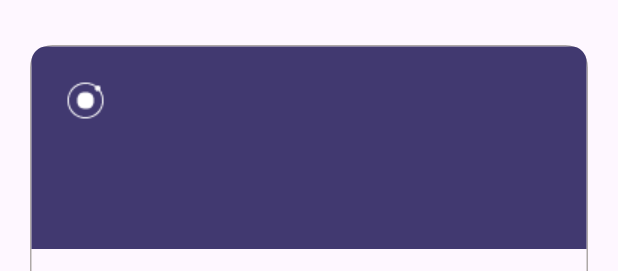
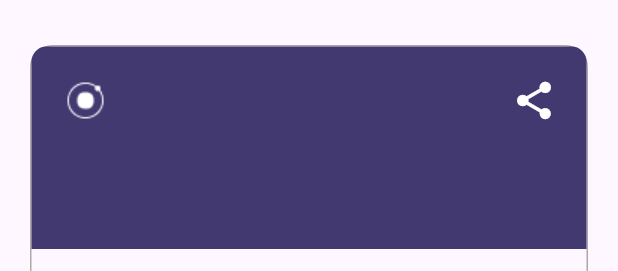
Before and after one commit to Nachi-on-git/flutter_mavericks, a Flutter app: the TimesheetDetails widget shown alone on an empty page, opened directly with empty values, on a phone screen of 412 x 824 dp. Shown: the top 271 px of the screen. Run offline on Flutter 3.47's test engine with Material 3 defaults, Android fonts, the phone set to English and light mode, and no system bars; our stand-ins replace dotted_border, file_picker, flutter_dotenv, flutter_svg, pdf, share and 1 more; missing offline and left inert: excel; accounts and stored records are empty.

Commit message:
Pdf view added

```diff
--- a/flutter_mavericks/lib/main.dart
+++ b/flutter_mavericks/lib/main.dart
@@ -1,7 +1,7 @@
 import 'package:flutter/material.dart';
 import 'package:flutter_dotenv/flutter_dotenv.dart';
 import 'package:flutter_mavericks/screens/onboarding/splash_screen.dart';
-import 'package:flutter_mavericks/screens/profileScreen.dart';
+import 'package:flutter_mavericks/screens/profile_screen.dart';
 import 'config/environment.dart';
 
 void main() async {
--- a/flutter_mavericks/lib/screens/navigation_screen.dart
+++ b/flutter_mavericks/lib/screens/navigation_screen.dart
@@ -1,7 +1,7 @@
 import 'package:flutter/material.dart';
 import 'package:flutter_mavericks/design_system/color_system.dart';
 import 'package:flutter_mavericks/screens/dashboard.dart';
-import 'package:flutter_mavericks/screens/profileScreen.dart';
+import 'package:flutter_mavericks/screens/profile_screen.dart';
 import 'package:flutter_mavericks/screens/settings_screen.dart';
 
 class NavigationScreen extends StatefulWidget {
--- a/flutter_mavericks/lib/screens/timesheets/emp_timesheet.dart
+++ b/flutter_mavericks/lib/screens/timesheets/emp_timesheet.dart
@@ -38,9 +38,9 @@ class _EmpTimesheetState extends State<EmpTimesheet> {
             ),
           ),
           Timesheets(
-            empId: widget.empId,
-            isEmp: widget.isEmp,
-          )
+              empId: widget.empId,
+              isEmp: widget.isEmp,
+              empName: widget.empName!)
         ])));
   }
 }
--- a/flutter_mavericks/lib/screens/timesheets/manager_timesheet.dart
+++ b/flutter_mavericks/lib/screens/timesheets/manager_timesheet.dart
@@ -104,6 +104,7 @@ class _ManagerTimeSheetViewState extends State<ManagerTimeSheetView>
                       child: Timesheets(
                         empId: id.toString(),
                         isEmp: true,
+                        empName: '',
                       )),
                   Column(
                     children: [MenteesTimesheet()],
--- a/flutter_mavericks/lib/screens/timesheets/mentees_timesheets.dart
+++ b/flutter_mavericks/lib/screens/timesheets/mentees_timesheets.dart
@@ -76,7 +76,7 @@ class _MenteesTimesheetState extends State<MenteesTimesheet> {
                                 context,
                                 MaterialPageRoute(
                                     builder: (context) => EmpTimesheet(
-                                          empId: id.toString(),
+                                          empId: emp['employeeId'].toString(),
                                           isEmp: false,
                                           empName: emp['employeeName'],
                                         )),
--- a/flutter_mavericks/lib/screens/timesheets/timesheet_details.dart
+++ b/flutter_mavericks/lib/screens/timesheets/timesheet_details.dart
@@ -1,20 +1,28 @@
+import 'dart:io';
+
 import 'package:flutter/material.dart';
 import 'package:flutter_mavericks/design_system/padding_system.dart';
 import 'package:flutter_mavericks/design_system/sizesystem.dart';
 import 'package:flutter_mavericks/models/timehseet.dart';
+import 'package:path_provider/path_provider.dart';
+import 'package:share/share.dart';
 
 import '../../design_system/color_system.dart';
+import 'pdf_creation.dart';
+import 'dart:io' as io;
 
 class TimesheetDetails extends StatefulWidget {
   final ProjectDetails projectDetails;
-  const TimesheetDetails({super.key, required this.projectDetails});
+  final String empName;
+  final bool isEmp;
+  const TimesheetDetails(
+      {super.key, required this.projectDetails, required this.empName, required this.isEmp});
 
   @override
   State<TimesheetDetails> createState() => _TimesheetDetailsState();
 }
 
 class _TimesheetDetailsState extends State<TimesheetDetails> {
-
   @override
   void initState() {
     super.initState();
@@ -48,10 +56,36 @@ class _TimesheetDetailsState extends State<TimesheetDetails> {
                     child: Column(
                       crossAxisAlignment: CrossAxisAlignment.start,
                       children: [
-                        Image.asset(
-                          'assets/images/bullet.png',
-                          color: ColorSystem.white,
-                        ),
+                        Row(
+                            mainAxisAlignment: MainAxisAlignment.spaceBetween,
+                            children: [
+                              Image.asset(
+                                'assets/images/bullet.png',
+                                color: ColorSystem.white,
+                              ),
+                            Visibility(
+                              visible: !widget.isEmp,
+                              child:   InkWell(
+                                  onTap: () async {
+                                    final appDocDir =
+                                        await getApplicationDocumentsDirectory();
+                                    final appDocPath = appDocDir.path;
+                                    final file = File(
+                                        '$appDocPath/${DateTime.now()}_timesheet.pdf');
+
+                                    await generatePDF(
+                                        empName: widget.empName,
+                                        projectDetails: widget.projectDetails);
+                                    final savedFile = await io.File(file.path)
+                                        .writeAsBytes(await pdf.save());
+                                    await Share.shareFiles([savedFile.path]);
+                                  },
+                                  child: const Icon(
+                                    Icons.share,
+                                    color: ColorSystem.white,
+                                    size: SizeSystem.size30,
+                                  )))
+                            ]),
                         const SizedBox(
                           height: PaddingSystem.padding20,
                         ),
@@ -196,7 +230,6 @@ class _TimesheetDetailsState extends State<TimesheetDetails> {
                       const SizedBox(
                         height: 30,
                       ),
-
                       Row(
                         crossAxisAlignment: CrossAxisAlignment.end,
                         children: [
@@ -217,7 +250,7 @@ class _TimesheetDetailsState extends State<TimesheetDetails> {
                                   fontSize: 30)),
                         ],
                       ),
-                          Row(
+                      Row(
                         crossAxisAlignment: CrossAxisAlignment.end,
                         children: [
                           Text(
--- a/flutter_mavericks/pubspec.yaml
+++ b/flutter_mavericks/pubspec.yaml
@@ -40,6 +40,10 @@ dependencies:
   intl:
   dotted_border:
   flutter_svg:
+  share:
+  pdf:
+  open_file:
+  path_provider:
 
 
 
```
Also changed, not shown: flutter_mavericks/lib/screens/timesheets/pdf_creation.dart (added, +107 -0 lines), flutter_mavericks/lib/screens/timesheets/timesheet.dart (+6 -2 lines), flutter_mavericks/assets/images/Vertical.png (added), flutter_mavericks/lib/screens/profile_screen.dart (renamed from flutter_mavericks/lib/screens/profileScreen.dart), flutter_mavericks/pubspec.lock, 4 other files.
